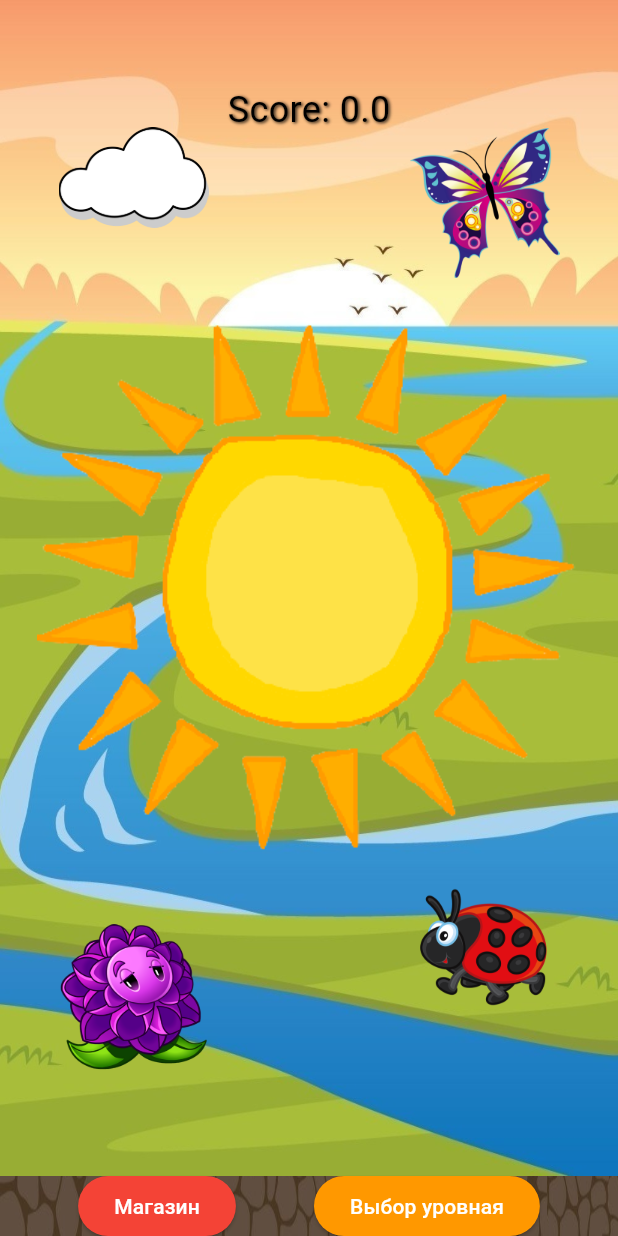
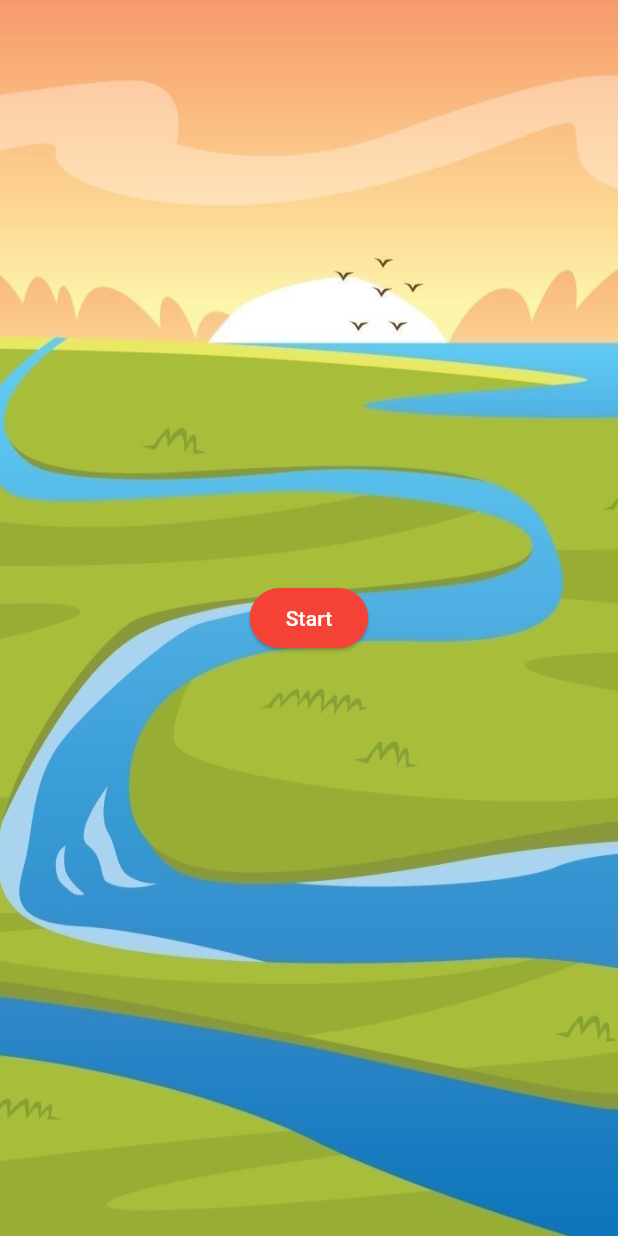
Before and after one commit to VirVoyt/SunShine, a Flutter app: the screen it shows after launch, on a phone screen of 412 x 824 dp. Run offline on Flutter 3.47's test engine with Material 3 defaults, Android fonts, the light colour scheme and no system bars.

Commit message:
added first page

```diff
--- /dev/null
+++ b/lib/changeLevel.dart
@@ -0,0 +1 @@
+part of 'game_demo.dart';
--- a/lib/game_demo.dart
+++ b/lib/game_demo.dart
@@ -1,7 +1,13 @@
 library game_demo;
 import 'package:flutter/material.dart';
+import 'dart:io';
+import 'package:path_provider/path_provider.dart';
 
 part 'level.dart';
 part 'pet.dart';
 part 'variables.dart';
 part 'scoreCount.dart';
+part 'saveScore.dart';
+part 'restoreScore.dart';
+part 'start_screen.dart';
+part 'changeLevel.dart';
--- a/lib/main.dart
+++ b/lib/main.dart
@@ -4,5 +4,5 @@ import 'package:flutter/material.dart';
 import 'game_demo.dart';
 
 void main() {
-  runApp(const Level());
+  runApp(const StartPage());
 }
--- /dev/null
+++ b/lib/restoreScore.dart
@@ -0,0 +1 @@
+part of 'game_demo.dart';
--- /dev/null
+++ b/lib/start_screen.dart
@@ -0,0 +1,56 @@
+part of 'game_demo.dart';
+
+class StartPage extends StatelessWidget {
+  const StartPage({super.key});
+
+  @override
+  Widget build(BuildContext context) {
+    return const MaterialApp(
+      home: Scaffold(
+        body: MainPage(),
+      ),
+    );
+  }
+}
+
+class MainPage extends StatefulWidget {
+  const MainPage({super.key});
+
+  @override
+  State<MainPage> createState() => _MainPageState();
+}
+
+class _MainPageState extends State<MainPage> {
+
+  @override
+  Widget build(BuildContext context) {
+    return Scaffold(
+        body: Column(children: [
+          Expanded(
+            // отвечает за декорацию фона
+            child: Container(
+              alignment: Alignment.center,
+              decoration: const BoxDecoration(
+                  image: DecorationImage(
+                      fit: BoxFit.fill,
+                      image: AssetImage("assets/backGround.png"))
+              ),
+              child: ElevatedButton(
+                style: ElevatedButton.styleFrom(
+                    foregroundColor: Colors.white,
+                    backgroundColor: Colors.red
+                ),
+                child: const Text('Start',),
+                onPressed: () {
+                  Navigator.push(
+                    context,
+                    MaterialPageRoute(builder: (context) => const Level()),
+                  );
+                },
+              ),
+            ),
+          ),
+        ],)
+        );
+  }
+}
--- a/lib/variables.dart
+++ b/lib/variables.dart
@@ -2,9 +2,11 @@
 
 part of 'game_demo.dart';
 
-double tapCount = 0;
+double data = 0;
 bool tapFlag = true;
 double opacity = 0.5;
+
+double tapCount = data;
 
 bool petBuy1 = true;
 int petPower1 = 0;
--- a/pubspec.yaml
+++ b/pubspec.yaml
@@ -28,6 +28,7 @@ environment:
 # the latest version available on pub.dev. To see which dependencies have newer
 # versions available, run `flutter pub outdated`.
 dependencies:
+  path_provider: ^2.1.4
   flutter:
     sdk: flutter
 
```
Also changed, not shown: lib/level.dart (+5 -6 lines), lib/saveScore.dart (added, +40 -0 lines), pubspec.lock, 1 other file.
